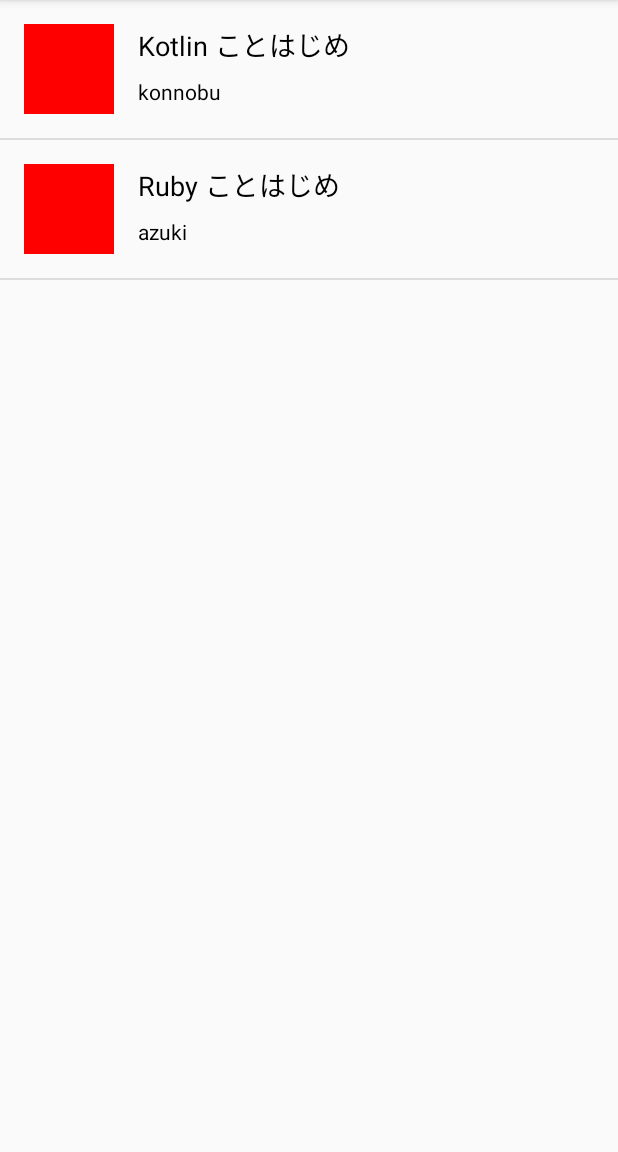
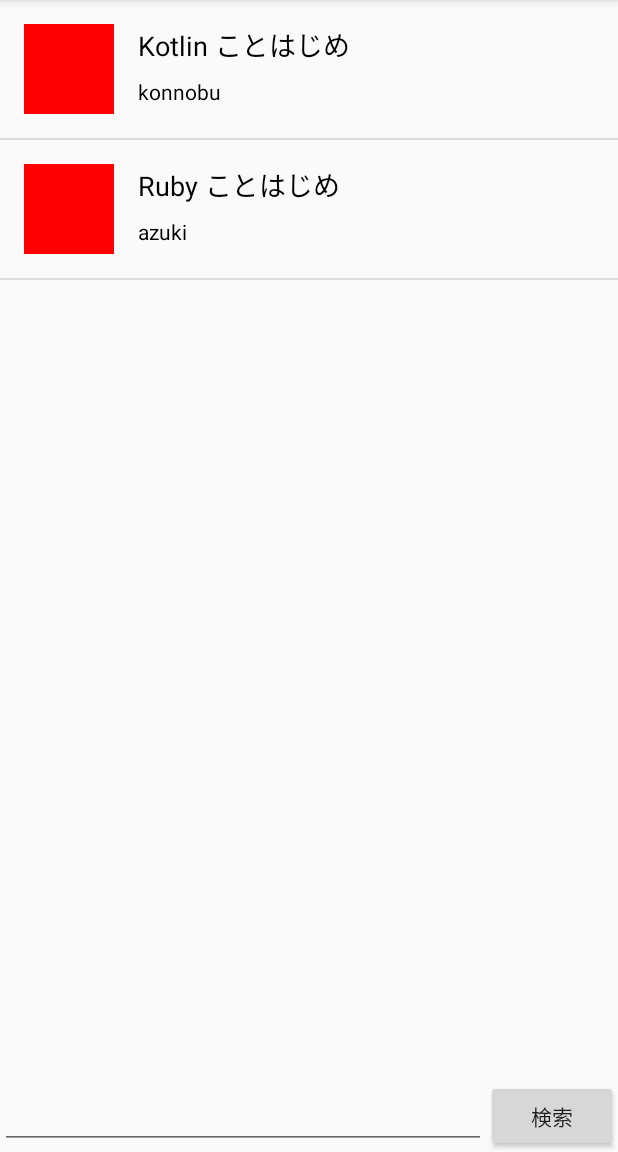
Before and after one commit to konnobu/QiitaClient, an Android app: the screen it shows after launch (MainActivity), on a phone screen of 412 x 824 dp, the part 84-1236 px from its top. Run offline under Robolectric (Android 15) with nearby library versions, the phone set to English and light mode, and no system bars.

Commit message:
[modify] 検索用のビューを追加

```diff
--- a/app/src/main/res/layout/activity_main.xml
+++ b/app/src/main/res/layout/activity_main.xml
@@ -8,5 +8,26 @@
     <ListView
         android:id="@+id/list_view"
         android:layout_width="match_parent"
-        android:layout_height="match_parent" />
+        android:layout_height="0dp"
+        android:layout_weight="1"/>
+
+    <LinearLayout
+        android:layout_width="match_parent"
+        android:layout_height="wrap_content"
+        android:gravity="bottom"
+        android:orientation="horizontal">
+
+        <EditText
+            android:id="@+id/query_edit_text"
+            android:layout_width="0dp"
+            android:layout_height="wrap_content"
+            android:layout_weight="1"/>
+
+        <Button
+            android:id="@+id/search_button"
+            android:layout_width="wrap_content"
+            android:layout_height="wrap_content"
+            android:text="検索"/>
+
+    </LinearLayout>
 </LinearLayout>
```
